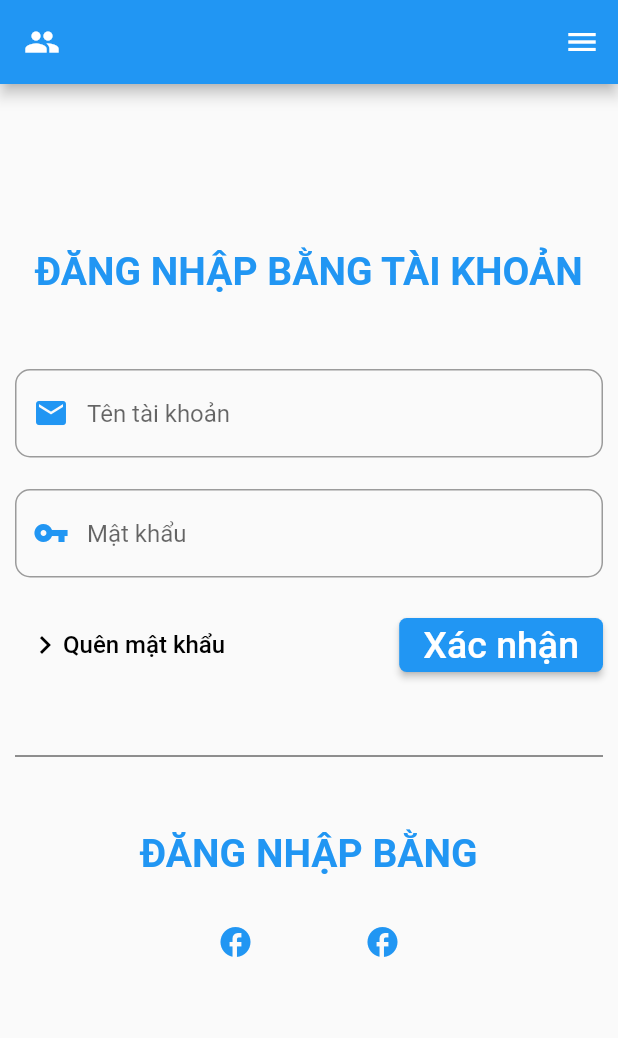
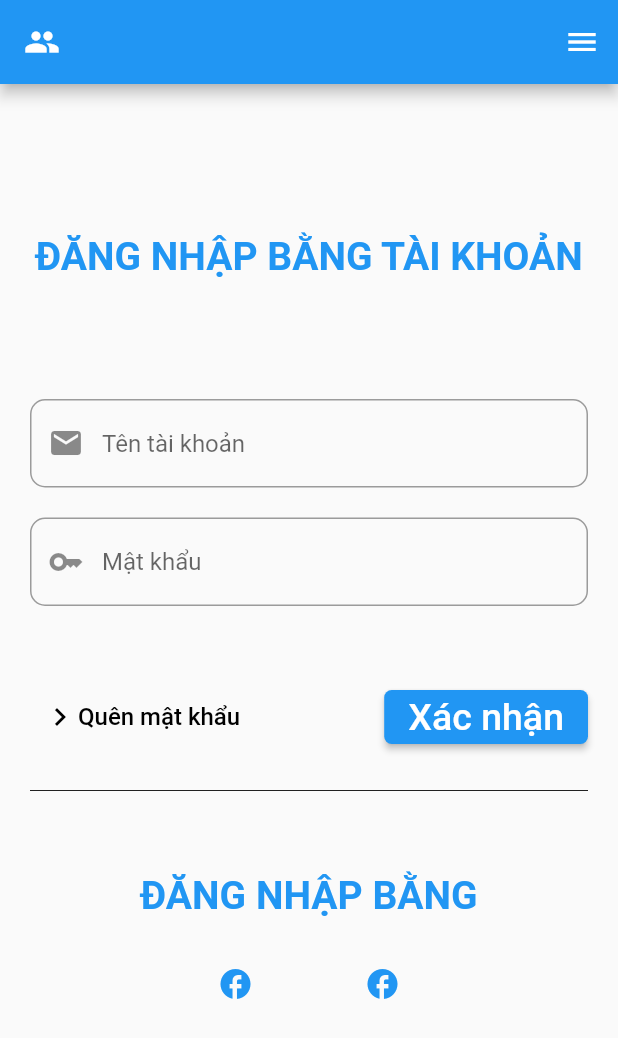
Before and after one commit to doducthien1403/login, a Flutter app: the screen it shows after launch, on a phone screen of 412 x 824 dp. Shown: the top 1038 px of the screen. Run offline on Flutter 3.47's test engine with Material 2 defaults, Android fonts, the phone set to English and light mode, and no system bars.

Commit message:
add-new-filelogin

```diff
--- /dev/null
+++ b/lib/login.dart
@@ -0,0 +1,134 @@
+import 'package:flutter/material.dart';
+
+class Login extends StatelessWidget {
+  const Login({Key? key}) : super(key: key);
+
+  @override
+  Widget build(BuildContext context) {
+    return Scaffold(
+      appBar: appBar(),
+      body: SingleChildScrollView(
+        child: Container(
+          margin: const EdgeInsets.all(20),
+          child: Column(
+            children: <Widget>[
+              const SizedBox(height: 80),
+              textTitle("ĐĂNG NHẬP BẰNG TÀI KHOẢN"),
+              const SizedBox(height: 80),
+              textField("Tên tài khoản", const Icon(Icons.email)),
+              const SizedBox(height: 20),
+              textField("Mật khẩu", const Icon(Icons.key)),
+              const SizedBox(height: 50),
+              Row(
+                children: [
+                  Expanded(
+                    child: TextButton(
+                      onPressed: () {
+                        print("Click button Quên mật khẩu");
+                      },
+                      child: Row(
+                        children: const <Widget>[
+                          Icon(
+                            Icons.keyboard_arrow_right,
+                            color: Colors.black,
+                          ),
+                          Text(
+                            "Quên mật khẩu",
+                            style: TextStyle(fontSize: 16, color: Colors.black),
+                          ),
+                        ],
+                      ),
+                    ),
+                  ),
+                  ElevatedButton(
+                    onPressed: () {
+                      print("Click button Xác nhận");
+                    },
+                    style: ElevatedButton.styleFrom(
+                      shape: RoundedRectangleBorder(
+                        borderRadius: BorderRadius.circular(5),
+                      ),
+                    ),
+                    child: const Text(
+                      "Xác nhận",
+                      style: TextStyle(
+                        fontSize: 25,
+                      ),
+                    ),
+                  ),
+                ],
+              ),
+              const Divider(height: 50, color: Colors.black87),
+              const SizedBox(height: 30),
+              textTitle("ĐĂNG NHẬP BẰNG"),
+              const SizedBox(height: 20),
+              Row(
+                mainAxisAlignment: MainAxisAlignment.center,
+                children: [
+                  IconButton(
+                    onPressed: () {},
+                    icon: const Icon(
+                      Icons.facebook,
+                      color: Colors.blue,
+                    ),
+                  ),
+                  Container(
+                    margin: const EdgeInsets.only(left: 50),
+                    child: IconButton(
+                      onPressed: () {},
+                      icon: const Icon(
+                        Icons.facebook,
+                        color: Colors.blue,
+                      ),
+                    ),
+                  ),
+                ],
+              ),
+            ],
+          ),
+        ),
+      ),
+    );
+  }
+}
+
+Text textTitle(String textTitle) {
+  return Text(
+    textTitle,
+    style: const TextStyle(
+        fontSize: 26, fontWeight: FontWeight.bold, color: Colors.blue),
+  );
+}
+
+AppBar appBar() {
+  return AppBar(
+    leading: IconButton(
+      onPressed: () {},
+      icon: const Icon(
+        Icons.people_sharp,
+      ),
+    ),
+    actions: <Widget>[
+      IconButton(
+        onPressed: () {
+          print("Click Menu");
+        },
+        icon: const Icon(Icons.menu),
+      ),
+    ],
+  );
+}
+
+TextField textField(String textValue, Icon iconValue) {
+  return TextField(
+    decoration: InputDecoration(
+      prefixIcon: iconValue,
+      hintText: textValue,
+      border: const OutlineInputBorder(
+        borderRadius: BorderRadius.all(
+          Radius.circular(10),
+        ),
+      ),
+    ),
+  );
+}
--- a/lib/main.dart
+++ b/lib/main.dart
@@ -1,8 +1,7 @@
 import 'package:flutter/material.dart';
+import 'package:loginapp/login.dart';
 
-void main() {
-  runApp(const MyApp());
-}
+void main() => runApp(const MyApp());
 
 class MyApp extends StatelessWidget {
   const MyApp({Key? key}) : super(key: key);
@@ -14,153 +13,3 @@ class MyApp extends StatelessWidget {
     );
   }
 }
-
-class Login extends StatelessWidget {
-  const Login({Key? key}) : super(key: key);
-  @override
-  Widget build(BuildContext context) {
-    return Scaffold(
-      appBar: AppBar(
-        leading: IconButton(
-          onPressed: () {},
-          icon: const Icon(
-            Icons.people_sharp,
-          ),
-        ),
-        actions: <Widget>[
-          IconButton(
-            onPressed: () {
-              print("Click Menu");
-            },
-            icon: const Icon(Icons.menu),
-          ),
-        ],
-      ),
-      body: Container(
-        padding: const EdgeInsets.all(10),
-        child: Column(
-          children: <Widget>[
-            const SizedBox(
-              height: 100,
-            ),
-            const SizedBox(
-              height: 80,
-              child: Text(
-                "ĐĂNG NHẬP BẰNG TÀI KHOẢN",
-                style: TextStyle(
-                    fontSize: 26,
-                    fontWeight: FontWeight.bold,
-                    color: Colors.blue),
-              ),
-            ),
-            const SizedBox(
-              height: 80,
-              child: TextField(
-                decoration: InputDecoration(
-                  prefixIcon: Icon(Icons.email, color: Colors.blue),
-                  hintText: "Tên tài khoản",
-                  border: OutlineInputBorder(
-                    borderRadius: BorderRadius.all(
-                      Radius.circular(10),
-                    ),
-                  ),
-                ),
-              ),
-            ),
-            const SizedBox(
-              height: 80,
-              child: TextField(
-                obscureText: true,
-                decoration: InputDecoration(
-                  prefixIcon: Icon(Icons.vpn_key, color: Colors.blue),
-                  hintText: "Mật khẩu",
-                  border: OutlineInputBorder(
-                    borderRadius: BorderRadius.all(
-                      Radius.circular(10),
-                    ),
-                  ),
-                ),
-              ),
-            ),
-            Row(
-              children: [
-                Expanded(
-                  child: TextButton(
-                    onPressed: () {
-                      print("Click button Quên mật khẩu");
-                    },
-                    child: Row(
-                      children: const <Widget>[
-                        Icon(
-                          Icons.keyboard_arrow_right,
-                          color: Colors.black,
-                        ),
-                        Text(
-                          "Quên mật khẩu",
-                          style: TextStyle(fontSize: 16, color: Colors.black),
-                        ),
-                      ],
-                    ),
-                  ),
-                ),
-                ElevatedButton(
-                  onPressed: () {
-                    print("Click button Xác nhận");
-                  },
-                  style: ElevatedButton.styleFrom(
-                    shape: RoundedRectangleBorder(
-                      borderRadius: BorderRadius.circular(5),
-                    ),
-                  ),
-                  child: const Text(
-                    "Xác nhận",
-                    style: TextStyle(
-                      fontSize: 25,
-                    ),
-                  ),
-                ),
-              ],
-            ),
-            const Divider(
-              height: 100,
-              color: Colors.black87,
-            ),
-            const SizedBox(
-              height: 50,
-              child: Text(
-                "ĐĂNG NHẬP BẰNG",
-                style: TextStyle(
-                  fontSize: 26,
-                  fontWeight: FontWeight.bold,
-                  color: Colors.blue,
-                ),
-              ),
-            ),
-            Row(
-              mainAxisAlignment: MainAxisAlignment.center,
-              children: [
-                IconButton(
-                  onPressed: () {},
-                  icon: const Icon(
-                    Icons.facebook,
-                    color: Colors.blue,
-                  ),
-                ),
-                Container(
-                  margin: const EdgeInsets.only(left: 50),
-                  child: IconButton(
-                    onPressed: () {},
-                    icon: const Icon(
-                      Icons.facebook,
-                      color: Colors.blue,
-                    ),
-                  ),
-                ),
-              ],
-            ),
-          ],
-        ),
-      ),
-    );
-  }
-}
```
